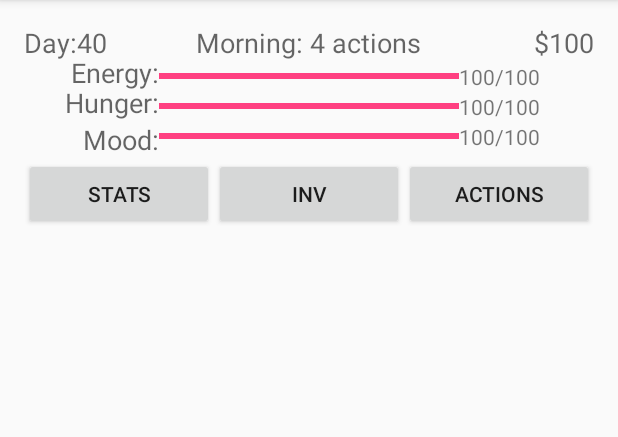
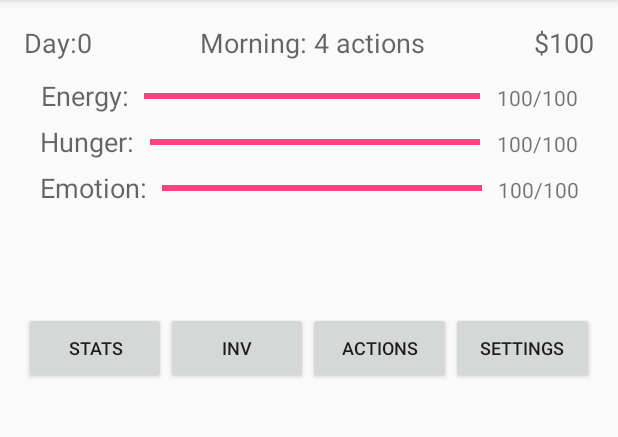
Before and after one commit to danteruiz/LiveItUpApp, an Android app: the screen it shows after launch (MainActivity), on a phone screen of 412 x 824 dp, the part 84-521 px from its top. Run offline under Robolectric (Android 15) with nearby library versions, the phone set to English and light mode, and no system bars.

Commit message:
UI update 2
looking even better

```diff
--- a/LiveItUp/app/src/main/res/layout/activity_main.xml
+++ b/LiveItUp/app/src/main/res/layout/activity_main.xml
@@ -10,47 +10,66 @@
     android:paddingBottom="@dimen/activity_vertical_margin"
     tools:context="com.example.dante.liveitup.MainActivity">
 
-    <ProgressBar
-        style="?android:attr/progressBarStyleHorizontal"
+
+    <LinearLayout
+        android:orientation="horizontal"
+        android:layout_width="match_parent"
+        android:layout_height="60dp"
+        android:id="@+id/linearLayout"
+        android:layout_below="@+id/linearLayout2"
+        android:layout_alignParentLeft="true"
+        android:layout_alignParentStart="true"
+        android:layout_marginTop="162dp">
+
+        <Button
             android:layout_width="wrap_content"
             android:layout_height="wrap_content"
-        android:id="@+id/progressBar"
-        android:indeterminate="false"
-        android:max="100"
-        android:minHeight="20dp"
-        android:minWidth="200dp"
-        android:progress="100"
-        android:layout_below="@+id/textView2"
-        android:layout_centerHorizontal="true" />
+            android:text="Stats"
+            android:id="@+id/button4"
+            android:layout_weight=".25"
+            android:textSize="12dp"/>
 
-    <ProgressBar
-        style="?android:attr/progressBarStyleHorizontal"
+        <Button
             android:layout_width="wrap_content"
             android:layout_height="wrap_content"
-        android:id="@+id/progressBar2"
-        android:indeterminate="false"
-        android:max="100"
-        android:minHeight="20dp"
-        android:minWidth="200dp"
-        android:progress="100"
-        android:layout_below="@+id/progressBar"
-        android:layout_toRightOf="@+id/textView9"
-        android:layout_toEndOf="@+id/textView9" />
+            android:text="Inv"
+            android:id="@+id/button5"
+            android:layout_weight=".25"
+            android:textSize="12dp"/>
 
-    <ProgressBar
-        style="?android:attr/progressBarStyleHorizontal"
+        <Button
             android:layout_width="wrap_content"
             android:layout_height="wrap_content"
-        android:id="@+id/progressBar3"
-        android:indeterminate="false"
-        android:max="100"
-        android:minHeight="20dp"
-        android:minWidth="200dp"
-        android:progress="100"
-        android:layout_below="@+id/progressBar2"
-        android:layout_toRightOf="@+id/textView11"
-        android:layout_toEndOf="@+id/textView11" />
+            android:text="Actions"
+            android:id="@+id/button6"
+            android:layout_weight=".25"
+            android:textSize="12dp" />
+        <Button
+            android:layout_width="wrap_content"
+            android:layout_height="wrap_content"
+            android:text="Settings"
+            android:id="@+id/button7"
+            android:layout_weight=".25"
+            android:textSize="12dp" />
 
+    </LinearLayout>
+
+    <LinearLayout
+        android:orientation="horizontal"
+        android:layout_width="match_parent"
+        android:layout_height="30dp"
+        android:id="@+id/linearLayout2">
+
+
+        <TextView
+            android:layout_width="wrap_content"
+            android:layout_height="wrap_content"
+            android:textAppearance="?android:attr/textAppearanceMedium"
+            android:text="Day:0"
+            android:id="@+id/textView"
+            android:layout_weight=".25"
+            android:gravity="left"
+            />
 
         <TextView
             android:layout_width="wrap_content"
@@ -58,14 +77,9 @@
             android:textAppearance="?android:attr/textAppearanceMedium"
             android:text="Morning: 4 actions"
             android:id="@+id/textView2"
-        android:layout_centerHorizontal="true" />
-
-    <TextView
-        android:layout_width="wrap_content"
-        android:layout_height="wrap_content"
-        android:textAppearance="?android:attr/textAppearanceMedium"
-        android:text="Day:40"
-        android:id="@+id/textView" />
+            android:layout_weight=".5"
+            android:gravity="center"
+            />
 
         <TextView
             android:layout_width="wrap_content"
@@ -73,19 +87,82 @@
             android:textAppearance="?android:attr/textAppearanceMedium"
             android:text="$100"
             android:id="@+id/textView3"
-        android:layout_alignTop="@+id/textView2"
-        android:layout_alignParentRight="true"
-        android:layout_alignParentEnd="true" />
+            android:layout_weight=".25"
+            android:gravity="right"
+            />
+    </LinearLayout>
+
+    <LinearLayout
+        android:orientation="horizontal"
+        android:layout_width="match_parent"
+        android:layout_height="25dp"
+        android:layout_marginTop="5dp"
+        android:id="@+id/linearLayout3"
+        android:layout_below="@+id/linearLayout2"
+        android:layout_alignParentLeft="true"
+        android:layout_alignParentStart="true">
+
+
+        <TextView
+            android:layout_width="wrap_content"
+            android:layout_height="wrap_content"
+            android:textAppearance="?android:attr/textAppearanceMedium"
+            android:text="Energy:"
+            android:id="@+id/textView4"
+            android:layout_weight=".10"
+            android:gravity="center"/>
+
+        <ProgressBar
+            style="?android:attr/progressBarStyleHorizontal"
+            android:layout_width="wrap_content"
+            android:layout_height="wrap_content"
+            android:id="@+id/progressBar"
+            android:minHeight="25dp"
+            android:max ="100"
+            android:progress="100"
+            android:layout_weight=".80"
+            android:gravity="center"/>
 
         <TextView
             android:layout_width="wrap_content"
             android:layout_height="wrap_content"
             android:textAppearance="?android:attr/textAppearanceSmall"
             android:text="100/100"
+            android:id="@+id/textView5"
+            android:layout_weight=".10"
+            android:gravity="center"/>
+    </LinearLayout>
+
+    <LinearLayout
+        android:orientation="horizontal"
+        android:layout_width="match_parent"
+        android:layout_height="25dp"
+        android:layout_marginTop="5dp"
+        android:id="@+id/linearLayout4"
+        android:layout_below="@+id/linearLayout3"
+        android:layout_alignParentLeft="true"
+        android:layout_alignParentStart="true">
+
+
+        <TextView
+            android:layout_width="wrap_content"
+            android:layout_height="wrap_content"
+            android:textAppearance="?android:attr/textAppearanceMedium"
+            android:text="Hunger:"
             android:id="@+id/textView6"
-        android:layout_alignBottom="@+id/progressBar"
-        android:layout_toRightOf="@+id/progressBar"
-        android:layout_toEndOf="@+id/progressBar" />
+            android:layout_weight=".10"
+            android:gravity="center"/>
+
+        <ProgressBar
+            style="?android:attr/progressBarStyleHorizontal"
+            android:layout_width="wrap_content"
+            android:layout_height="wrap_content"
+            android:id="@+id/progressBar2"
+            android:minHeight="25dp"
+            android:max ="100"
+            android:progress="100"
+            android:layout_weight=".80"
+            android:gravity="center"/>
 
         <TextView
             android:layout_width="wrap_content"
@@ -93,87 +170,50 @@
             android:textAppearance="?android:attr/textAppearanceSmall"
             android:text="100/100"
             android:id="@+id/textView7"
-        android:layout_above="@+id/progressBar3"
-        android:layout_toRightOf="@+id/progressBar2"
-        android:layout_toEndOf="@+id/progressBar2" />
+            android:layout_weight=".10"
+            android:gravity="center"/>
+    </LinearLayout>
+
+    <LinearLayout
+        android:orientation="horizontal"
+        android:layout_width="match_parent"
+        android:layout_height="25dp"
+        android:layout_marginTop="5dp"
+        android:id="@+id/linearLayout5"
+        android:layout_below="@+id/linearLayout4"
+        android:layout_alignParentLeft="true"
+        android:layout_alignParentStart="true">
+
+
+        <TextView
+            android:layout_width="wrap_content"
+            android:layout_height="wrap_content"
+            android:textAppearance="?android:attr/textAppearanceMedium"
+            android:text="Emotion:"
+            android:id="@+id/textView8"
+            android:layout_weight=".10"
+            android:gravity="center"/>
+
+        <ProgressBar
+            style="?android:attr/progressBarStyleHorizontal"
+            android:layout_width="wrap_content"
+            android:layout_height="wrap_content"
+            android:id="@+id/progressBar3"
+            android:minHeight="25dp"
+            android:max ="100"
+            android:progress="100"
+            android:layout_weight=".80"
+            android:gravity="center"/>
 
         <TextView
             android:layout_width="wrap_content"
             android:layout_height="wrap_content"
             android:textAppearance="?android:attr/textAppearanceSmall"
             android:text="100/100"
-        android:id="@+id/textView8"
-        android:layout_alignBottom="@+id/progressBar3"
-        android:layout_toRightOf="@+id/progressBar3"
-        android:layout_toEndOf="@+id/progressBar3" />
-
-    <TextView
-        android:layout_width="wrap_content"
-        android:layout_height="wrap_content"
-        android:textAppearance="?android:attr/textAppearanceMedium"
-        android:text="Energy:"
             android:id="@+id/textView9"
-        android:layout_alignBottom="@+id/textView6"
-        android:layout_toLeftOf="@+id/progressBar"
-        android:layout_toStartOf="@+id/progressBar" />
-
-    <TextView
-        android:layout_width="wrap_content"
-        android:layout_height="wrap_content"
-        android:textAppearance="?android:attr/textAppearanceMedium"
-        android:text="Hunger:"
-        android:id="@+id/textView10"
-        android:layout_above="@+id/progressBar3"
-        android:layout_toLeftOf="@+id/progressBar2"
-        android:layout_toStartOf="@+id/progressBar2" />
-
-    <TextView
-        android:layout_width="wrap_content"
-        android:layout_height="wrap_content"
-        android:textAppearance="?android:attr/textAppearanceMedium"
-        android:text="Mood:"
-        android:id="@+id/textView11"
-        android:layout_alignTop="@+id/progressBar3"
-        android:layout_toLeftOf="@+id/progressBar2"
-        android:layout_toStartOf="@+id/progressBar2" />
-
-    <LinearLayout
-        android:orientation="horizontal"
-        android:layout_width="match_parent"
-        android:layout_height="60dp"
-        android:layout_below="@+id/textView11"
-        android:layout_alignParentLeft="true"
-        android:layout_alignParentStart="true"
-        android:id="@+id/linearLayout">
-
-        <Button
-            android:layout_width="wrap_content"
-            android:layout_height="wrap_content"
-            android:text="Stats"
-            android:id="@+id/button4"
-            android:layout_weight=".25" />
-
-        <Button
-            android:layout_width="wrap_content"
-            android:layout_height="wrap_content"
-            android:text="Inv"
-            android:id="@+id/button5"
-            android:layout_weight=".25" />
-
-        <Button
-            android:layout_width="wrap_content"
-            android:layout_height="wrap_content"
-            android:text="Actions"
-            android:id="@+id/button6"
-            android:layout_weight=".25" />
-
+            android:layout_weight=".10"
+            android:gravity="center"/>
     </LinearLayout>
-
-    <ListView
-        android:layout_width="wrap_content"
-        android:layout_height="wrap_content"
-        android:id="@+id/listView"
-        android:layout_below="@+id/linearLayout" />
 
 
 </RelativeLayout>
```
Lines whose indentation alone changed are shown as unchanged.
